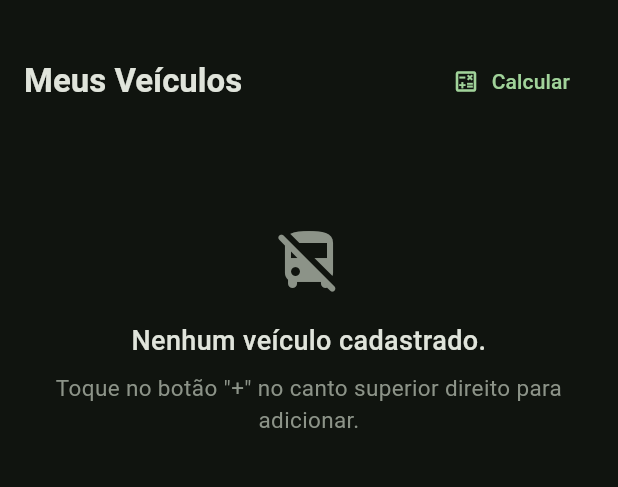
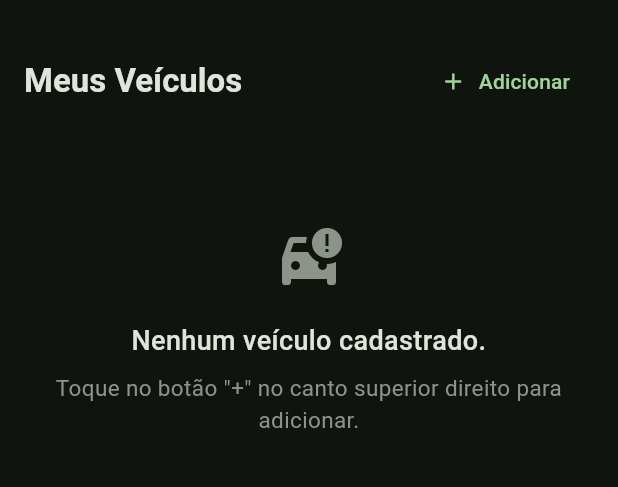
Before and after one commit to luisfelipe03/FuelSave, a Flutter app: the screen it shows after launch, on a phone screen of 412 x 824 dp, the part 63-550 px from its top. Run offline on Flutter 3.47's test engine with Material 3 defaults, Android fonts, the phone set to English and light mode, and no system bars; our stand-ins replace fl_chart, sqflite; accounts and stored records are empty.

Commit message:
Update project settings and improve HomeScreen UI

```diff
--- a/lib/modules/home/home_screen.dart
+++ b/lib/modules/home/home_screen.dart
@@ -47,7 +47,6 @@ class HomeScreen extends StatelessWidget {
                       fontWeight: FontWeight.bold,
                     ),
                   ),
-                  if (carProvider.cars.isNotEmpty)
                   TextButton.icon(
                     icon: const Icon(Icons.add, size: 18),
                     label: const Text('Adicionar'),
@@ -56,19 +55,6 @@ class HomeScreen extends StatelessWidget {
                         context,
                         MaterialPageRoute(
                           builder: (_) => const AddEditCarScreen(),
-                          ),
-                        );
-                      },
-                    ),
-                  if (carProvider.cars.isEmpty)
-                    TextButton.icon(
-                      icon: const Icon(Icons.calculate_outlined, size: 18),
-                      label: const Text('Calcular'),
-                      onPressed: () {
-                        Navigator.push(
-                          context,
-                          MaterialPageRoute(
-                            builder: (_) => const CalculatorScreen(),
                         ),
                       );
                     },
@@ -146,7 +132,7 @@ class HomeScreen extends StatelessWidget {
             mainAxisAlignment: MainAxisAlignment.center,
             children: [
               Icon(
-                Icons.no_transfer_rounded,
+                Icons.car_crash,
                 size: 48,
                 color: Theme.of(context).colorScheme.outline,
               ),
```
Also changed, not shown: 3 other files. Lines whose indentation alone changed are shown as unchanged.
